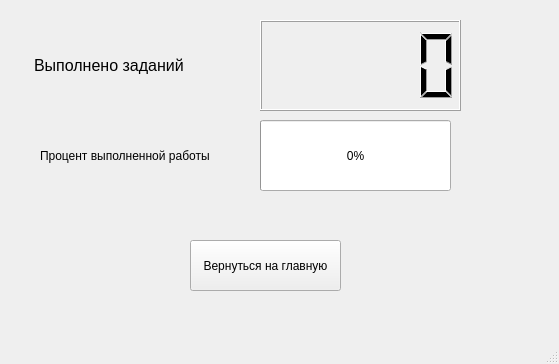
Leg15Coder/AutoTestQT, file ui/result.ui: the form before one commit.
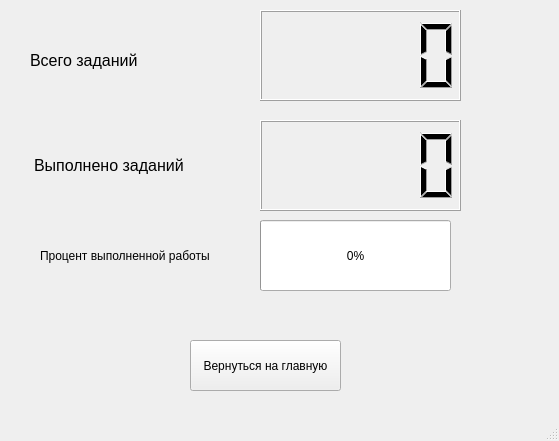
The form after the commit.

Diff of the .ui file:
```diff
--- a/ui/result.ui
+++ b/ui/result.ui
@@ -7,7 +7,7 @@
     <x>0</x>
     <y>0</y>
     <width>559</width>
-    <height>364</height>
+    <height>441</height>
    </rect>
   </property>
   <property name="windowTitle">
@@ -18,7 +18,7 @@
     <property name="geometry">
      <rect>
       <x>190</x>
-      <y>240</y>
+      <y>340</y>
       <width>151</width>
       <height>51</height>
      </rect>
@@ -37,7 +37,7 @@
     <property name="geometry">
      <rect>
       <x>260</x>
-      <y>20</y>
+      <y>120</y>
       <width>201</width>
       <height>91</height>
      </rect>
@@ -47,7 +47,7 @@
     <property name="geometry">
      <rect>
       <x>260</x>
-      <y>120</y>
+      <y>220</y>
       <width>191</width>
       <height>71</height>
      </rect>
@@ -60,7 +60,7 @@
     <property name="geometry">
      <rect>
       <x>34</x>
-      <y>15</y>
+      <y>115</y>
       <width>201</width>
       <height>101</height>
      </rect>
@@ -78,7 +78,7 @@
     <property name="geometry">
      <rect>
       <x>40</x>
-      <y>120</y>
+      <y>220</y>
       <width>211</width>
       <height>71</height>
      </rect>
@@ -92,6 +92,34 @@
      <string>Процент выполненной работы</string>
     </property>
    </widget>
+   <widget class="QLCDNumber" name="lcdNumber_2">
+    <property name="geometry">
+     <rect>
+      <x>260</x>
+      <y>10</y>
+      <width>201</width>
+      <height>91</height>
+     </rect>
+    </property>
+   </widget>
+   <widget class="QLabel" name="label_3">
+    <property name="geometry">
+     <rect>
+      <x>30</x>
+      <y>10</y>
+      <width>201</width>
+      <height>101</height>
+     </rect>
+    </property>
+    <property name="font">
+     <font>
+      <pointsize>12</pointsize>
+     </font>
+    </property>
+    <property name="text">
+     <string>Всего заданий</string>
+    </property>
+   </widget>
   </widget>
   <widget class="QStatusBar" name="statusbar"/>
  </widget>
```
